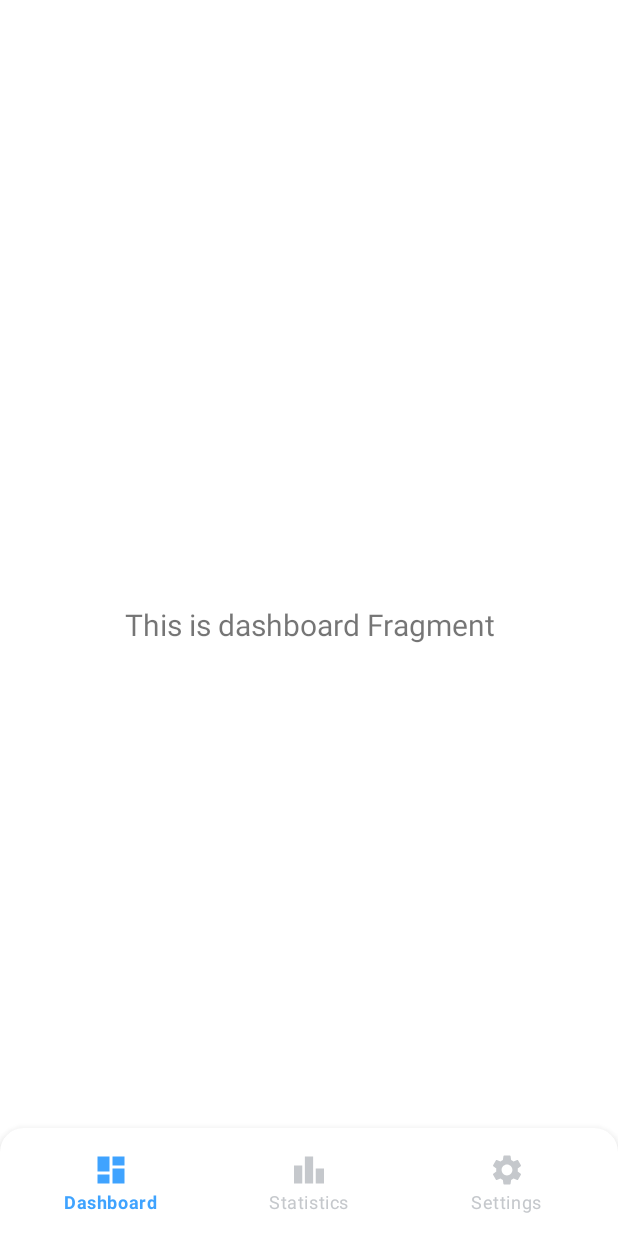
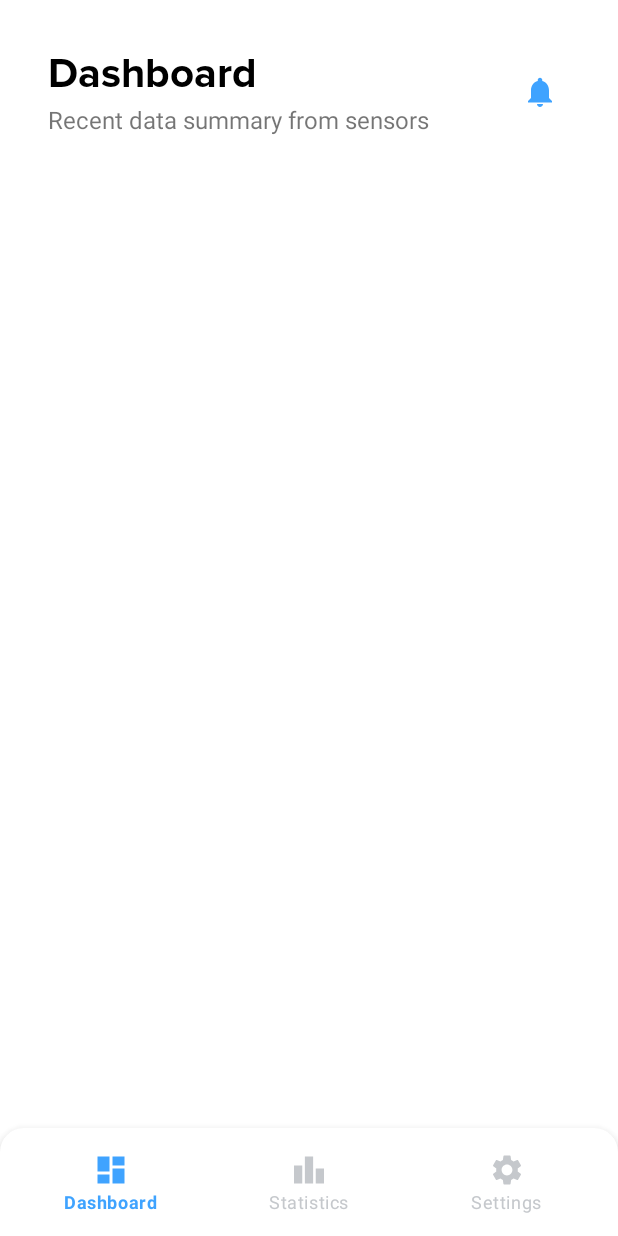
Before and after one commit to fikriyusrihan/Monitoring_KJABB, an Android app: the screen it shows after launch (MainActivity), on a phone screen of 412 x 824 dp. Run offline under Robolectric (Android 15) with nearby library versions, the phone set to English and light mode, and no system bars; our stand-ins replace navigation-ui.

Commit message:
Styling and Dashboard Fragment Header

```diff
--- a/app/src/main/java/com/kedaireka/monitoringkjabb/ui/dashboard/DashboardFragment.kt
+++ b/app/src/main/java/com/kedaireka/monitoringkjabb/ui/dashboard/DashboardFragment.kt
@@ -31,7 +31,7 @@ class DashboardFragment : Fragment() {
         _binding = FragmentDashboardBinding.inflate(inflater, container, false)
         val root: View = binding.root
 
-        val textView: TextView = binding.textDashboard
+        val textView: TextView = binding.fragmentTitle
         dashboardViewModel.text.observe(viewLifecycleOwner, Observer {
             textView.text = it
         })
--- a/app/src/main/java/com/kedaireka/monitoringkjabb/ui/dashboard/DashboardViewModel.kt
+++ b/app/src/main/java/com/kedaireka/monitoringkjabb/ui/dashboard/DashboardViewModel.kt
@@ -7,7 +7,7 @@ import androidx.lifecycle.ViewModel
 class DashboardViewModel : ViewModel() {
 
     private val _text = MutableLiveData<String>().apply {
-        value = "This is dashboard Fragment"
+        value = "Dashboard"
     }
     val text: LiveData<String> = _text
 }
--- /dev/null
+++ b/app/src/main/res/drawable/ic_baseline_notifications_24.xml
@@ -0,0 +1,10 @@
+<vector xmlns:android="http://schemas.android.com/apk/res/android"
+    android:width="24dp"
+    android:height="24dp"
+    android:viewportWidth="24"
+    android:viewportHeight="24"
+    android:tint="?attr/colorControlNormal">
+  <path
+      android:fillColor="@android:color/white"
+      android:pathData="M12,22c1.1,0 2,-0.9 2,-2h-4c0,1.1 0.89,2 2,2zM18,16v-5c0,-3.07 -1.64,-5.64 -4.5,-6.32L13.5,4c0,-0.83 -0.67,-1.5 -1.5,-1.5s-1.5,0.67 -1.5,1.5v0.68C7.63,5.36 6,7.92 6,11v5l-2,2v1h16v-1l-2,-2z"/>
+</vector>
--- /dev/null
+++ b/app/src/main/res/drawable/white_button_bg.xml
@@ -0,0 +1,5 @@
+<?xml version="1.0" encoding="utf-8"?>
+<shape xmlns:android="http://schemas.android.com/apk/res/android">
+    <solid android:color="@color/white"/>
+    <corners android:radius="50dp"/>
+</shape>
--- /dev/null
+++ b/app/src/main/res/drawable/white_button_selector.xml
@@ -0,0 +1,8 @@
+<?xml version="1.0" encoding="utf-8"?>
+<selector xmlns:android="http://schemas.android.com/apk/res/android">
+    <item android:state_pressed="true"
+        android:drawable="@color/red" /> <!-- pressed -->
+    <item android:state_focused="true"
+        android:drawable="@drawable/white_button_bg" /> <!-- focused -->
+    <item android:drawable="@drawable/white_button_bg" /> <!-- default -->
+</selector>
--- a/app/src/main/res/layout/fragment_dashboard.xml
+++ b/app/src/main/res/layout/fragment_dashboard.xml
@@ -4,19 +4,59 @@
     xmlns:tools="http://schemas.android.com/tools"
     android:layout_width="match_parent"
     android:layout_height="match_parent"
+    android:paddingStart="32dp"
+    android:paddingTop="32dp"
+    android:paddingEnd="32dp"
     tools:context=".ui.dashboard.DashboardFragment">
 
-    <TextView
-        android:id="@+id/text_dashboard"
+    <LinearLayout
         android:layout_width="match_parent"
         android:layout_height="wrap_content"
-        android:layout_marginStart="8dp"
-        android:layout_marginTop="8dp"
-        android:layout_marginEnd="8dp"
-        android:textAlignment="center"
-        android:textSize="20sp"
-        app:layout_constraintBottom_toBottomOf="parent"
+        android:orientation="horizontal"
         app:layout_constraintEnd_toEndOf="parent"
         app:layout_constraintStart_toStartOf="parent"
-        app:layout_constraintTop_toTopOf="parent" />
+        app:layout_constraintTop_toTopOf="parent">
+
+        <LinearLayout
+            android:layout_width="0dp"
+            android:layout_height="wrap_content"
+            android:layout_weight="1"
+            android:orientation="vertical">
+
+            <TextView
+                android:id="@+id/fragment_title"
+                style="@style/TextMainTitle"
+                android:layout_width="wrap_content"
+                android:layout_height="wrap_content"
+                android:text="@string/title_dashboard"
+                app:layout_constraintStart_toStartOf="parent"
+                app:layout_constraintTop_toTopOf="parent" />
+
+            <TextView
+                android:id="@+id/fragment_description"
+                style="@style/TextDescription"
+                android:layout_width="wrap_content"
+                android:layout_height="wrap_content"
+                android:layout_marginTop="2dp"
+                android:text="@string/dashboard_description"
+                app:layout_constraintStart_toStartOf="parent"
+                app:layout_constraintTop_toBottomOf="@+id/fragment_title" />
+
+        </LinearLayout>
+
+        <ImageButton
+            android:id="@+id/btn_notification"
+            android:layout_width="wrap_content"
+            android:layout_height="wrap_content"
+            android:layout_gravity="center"
+            android:background="@drawable/white_button_bg"
+            android:contentDescription="@string/notification_button"
+            android:padding="8dp"
+            android:src="@drawable/ic_baseline_notifications_24"
+            android:tint="@color/blue_primary"
+            app:layout_constraintEnd_toEndOf="parent"
+            app:layout_constraintTop_toTopOf="parent" />
+
+    </LinearLayout>
+
 </androidx.constraintlayout.widget.ConstraintLayout>
--- a/app/src/main/res/values/strings.xml
+++ b/app/src/main/res/values/strings.xml
@@ -5,4 +5,6 @@
     <string name="title_notifications">Notifications</string>
     <string name="settings">Settings</string>
     <string name="statistics">Statistics</string>
+    <string name="dashboard_description">Recent data summary from sensors</string>
+    <string name="notification_button">Notification Button</string>
 </resources>
--- a/app/src/main/res/values/themes.xml
+++ b/app/src/main/res/values/themes.xml
@@ -15,4 +15,14 @@
         <item name="android:statusBarColor" tools:targetApi="l">?attr/colorPrimaryVariant</item>
         <!-- Customize your theme here. -->
     </style>
+
+    <style name="TextMainTitle">
+        <item name="fontFamily">@font/proxima_nova_bold</item>
+        <item name="android:textSize">28sp</item>
+        <item name="android:textColor">@color/black</item>
+    </style>
+
+    <style name="TextDescription">
+        <item name="android:textSize">16sp</item>
+    </style>
 </resources>
```
Also changed, not shown: app/src/main/res/font/proxima_nova_bold.otf (added).
